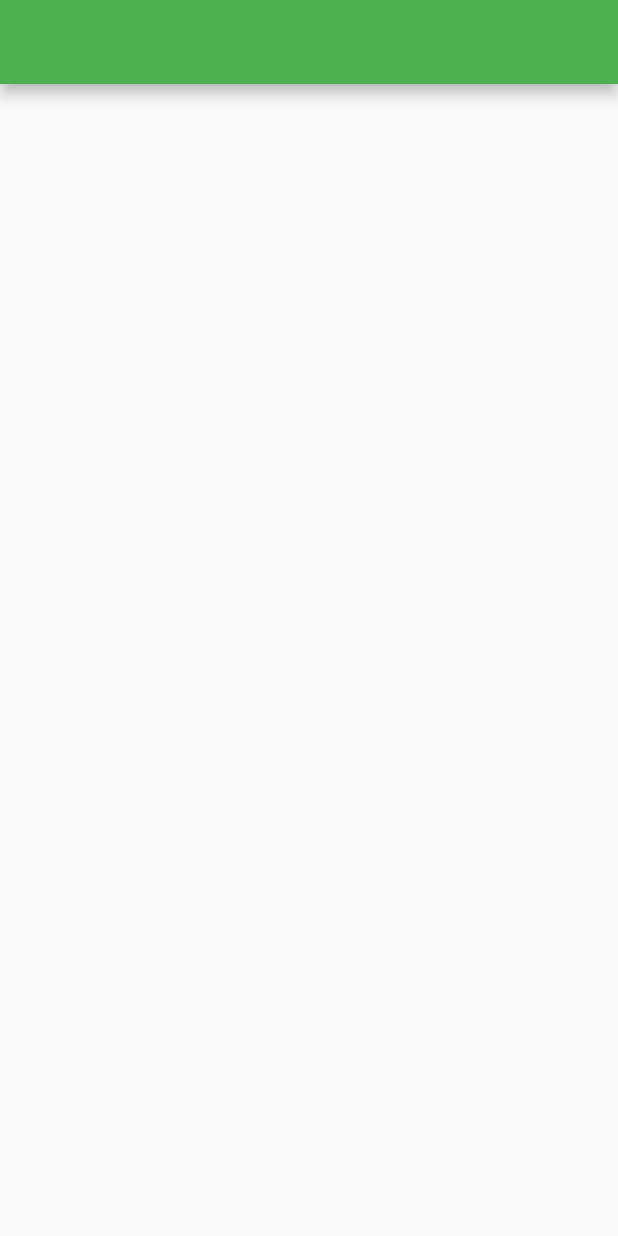
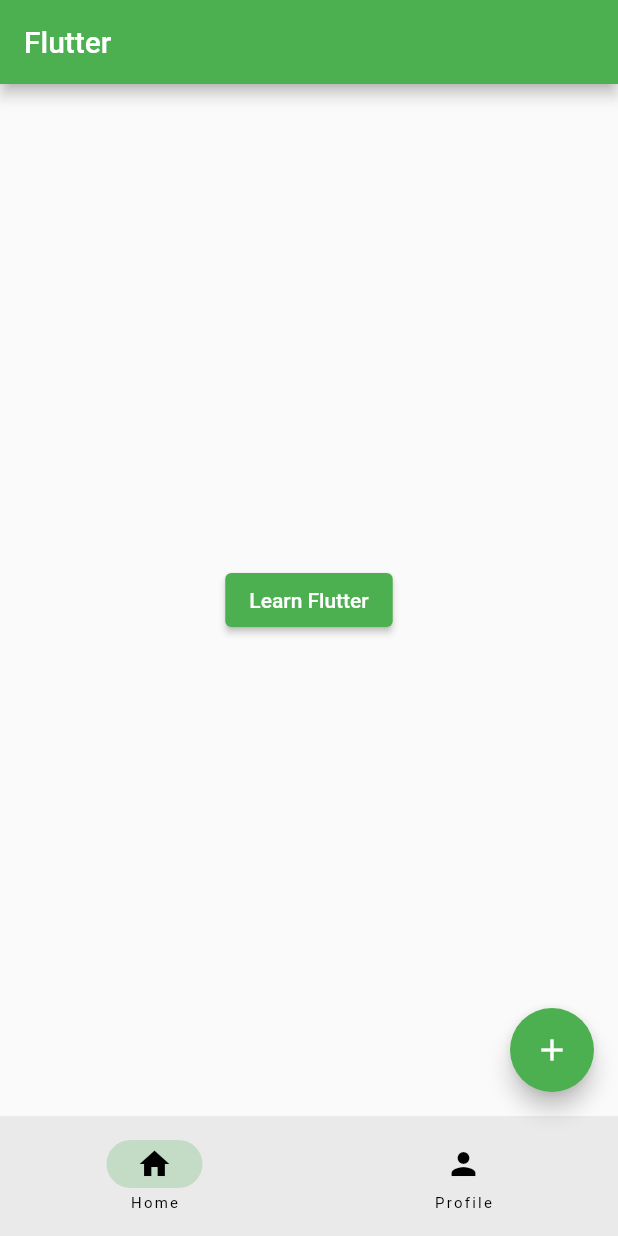
Before and after one commit to AAYUSH-droid/Flutter-guide, a Flutter app: the screen it shows after launch, on a phone screen of 412 x 824 dp. Run offline on Flutter 3.47's test engine with Material 2 defaults, Android fonts, the phone set to English and light mode, and no system bars.

Commit message:
added UI

```diff
--- /dev/null
+++ b/lib/home_page.dart
@@ -0,0 +1,15 @@
+import 'package:flutter/material.dart';
+
+class HomePage extends StatelessWidget {
+  const HomePage({super.key});
+
+  @override
+  Widget build(BuildContext context) {
+    return Center(
+      child: ElevatedButton(
+        onPressed: () {},
+        child: const Text('Learn Flutter'),
+      ),
+    );
+  }
+}
--- a/lib/main.dart
+++ b/lib/main.dart
@@ -1,6 +1,5 @@
-// import 'dart:html';
-
 import 'package:flutter/material.dart';
+import 'package:myapp/home_page.dart';
 
 void main() => runApp(const MyApp());
 
@@ -28,11 +27,39 @@ class RootPage extends StatefulWidget {
 }
 
 class _RootPageState extends State<RootPage> {
+  int currentPage = 0;
   @override
   Widget build(BuildContext context) {
     //Scaffold contains a appbar, body and navigaton bar
     return Scaffold(
-      appBar: AppBar(),
+      appBar: AppBar(
+        title: const Text('Flutter'),
+      ),
+      body: const HomePage(),
+      floatingActionButton: FloatingActionButton(
+        onPressed: () {
+          debugPrint('Button presses');
+        },
+        child: const Icon(Icons.add),
+      ),
+      bottomNavigationBar: NavigationBar(
+        destinations: const [
+          NavigationDestination(
+            icon: Icon(Icons.home),
+            label: 'Home',
+          ),
+          NavigationDestination(
+            icon: Icon(Icons.person),
+            label: 'Profile',
+          ),
+        ],
+        onDestinationSelected: (int index) {
+          setState(() {
+            currentPage = index;
+          });
+        },
+        selectedIndex: currentPage,
+      ),
     );
   }
 }
```
Also changed, not shown: lib/learn_flutter_page.dart (added, +15 -0 lines).
